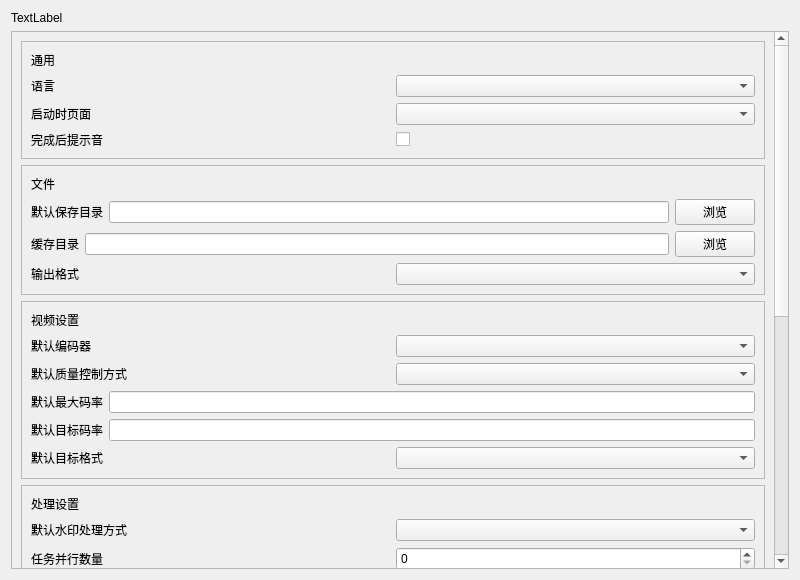
tucaodashen/invisible_video_watermark, file DesignFile/Setting.ui: the form before one commit.
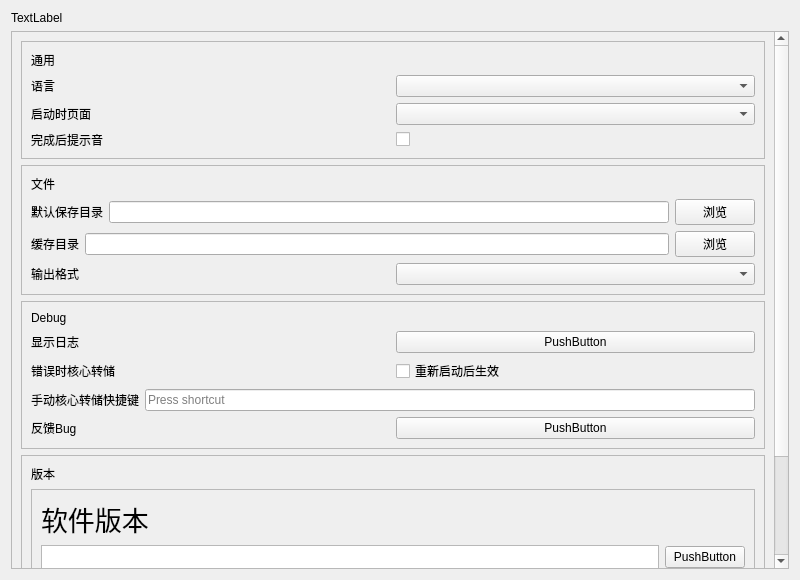
The form after the commit. Custom widgets are drawn as their Qt base class.

Commit message: 移除二维码相关功能 添加次要错误报告 添加超分辨率的实现 修复了错误的端口占用检测 添加Credit 修改了无用设置项

The edit to the form file:
```diff
--- a/DesignFile/Setting.ui
+++ b/DesignFile/Setting.ui
@@ -30,9 +30,9 @@
       <property name="geometry">
        <rect>
         <x>0</x>
-        <y>-148</y>
+        <y>0</y>
         <width>768</width>
-        <height>1019</height>
+        <height>663</height>
        </rect>
       </property>
       <layout class="QVBoxLayout" name="verticalLayout_8">
@@ -176,156 +176,6 @@
          </layout>
         </widget>
        </item>
-       <item>
-        <widget class="QFrame" name="frame_4">
-         <property name="frameShape">
-          <enum>QFrame::Shape::StyledPanel</enum>
-         </property>
-         <property name="frameShadow">
-          <enum>QFrame::Shadow::Raised</enum>
-         </property>
-         <layout class="QVBoxLayout" name="verticalLayout_5">
-          <item>
-           <widget class="TitleLabel" name="VideoSetting">
-            <property name="text">
-             <string>视频设置</string>
-            </property>
-           </widget>
-          </item>
-          <item>
-           <layout class="QHBoxLayout" name="horizontalLayout_9">
-            <item>
-             <widget class="BodyLabel" name="DefaultEncoderLabel">
-              <property name="text">
-               <string>默认编码器</string>
-              </property>
-             </widget>
-            </item>
-            <item>
-             <widget class="ComboBox" name="DefaultEncoder_comboBox_4"/>
-            </item>
-           </layout>
-          </item>
-          <item>
-           <layout class="QHBoxLayout" name="horizontalLayout_10">
-            <item>
-             <widget class="BodyLabel" name="QualityControl">
-              <property name="text">
-               <string>默认质量控制方式</string>
-              </property>
-             </widget>
-            </item>
-            <item>
-             <widget class="ComboBox" name="DefaultQualityControl"/>
-            </item>
-           </layout>
-          </item>
-          <item>
-           <layout class="QHBoxLayout" name="horizontalLayout_11">
-            <item>
-             <widget class="BodyLabel" name="MaximumBitRateLabel">
-              <property name="text">
-               <string>默认最大码率</string>
-              </property>
-             </widget>
-            </item>
-            <item>
-             <widget class="LineEdit" name="MaximumBitrateTL"/>
-            </item>
-           </layout>
-          </item>
-          <item>
-           <layout class="QHBoxLayout" name="horizontalLayout_12">
-            <item>
-             <widget class="BodyLabel" name="TargetBitrateLabel">
-              <property name="text">
-               <string>默认目标码率</string>
-              </property>
-             </widget>
-            </item>
-            <item>
-             <widget class="LineEdit" name="TargetBitrateTL"/>
-            </item>
-           </layout>
-          </item>
-          <item>
-           <layout class="QHBoxLayout" name="horizontalLayout_13">
-            <item>
-             <widget class="BodyLabel" name="DefaultTargetLabel">
-              <property name="text">
-               <string>默认目标格式</string>
-              </property>
-             </widget>
-            </item>
-            <item>
-             <widget class="ComboBox" name="TargetFormatDefaultComboBox"/>
-            </item>
-           </layout>
-          </item>
-         </layout>
-        </widget>
-       </item>
-       <item>
-        <widget class="QFrame" name="frame_3">
-         <property name="frameShape">
-          <enum>QFrame::Shape::StyledPanel</enum>
-         </property>
-         <property name="frameShadow">
-          <enum>QFrame::Shadow::Raised</enum>
-         </property>
-         <layout class="QVBoxLayout" name="verticalLayout_4">
-          <item>
-           <widget class="TitleLabel" name="ProcessSettingLabel">
-            <property name="text">
-             <string>处理设置</string>
-            </property>
-           </widget>
-          </item>
-          <item>
-           <layout class="QHBoxLayout" name="horizontalLayout_6">
-            <item>
-             <widget class="BodyLabel" name="DefaultWatermarkMethod">
-              <property name="text">
-               <string>默认水印处理方式</string>
-              </property>
-             </widget>
-            </item>
-            <item>
-             <widget class="ComboBox" name="DefaultMethodComboBox"/>
-            </item>
-           </layout>
-          </item>
-          <item>
-           <layout class="QHBoxLayout" name="horizontalLayout_7">
-            <item>
-             <widget class="BodyLabel" name="PerTaskPararllelCountLabel">
-              <property name="text">
-               <string>任务并行数量</string>
-              </property>
-             </widget>
-            </item>
-            <item>
-             <widget class="SpinBox" name="PerTaskPrarllelCountInput"/>
-            </item>
-           </layout>
-          </item>
-          <item>
-           <layout class="QHBoxLayout" name="horizontalLayout_8">
-            <item>
-             <widget class="BodyLabel" name="PerProjMaxProcessLabel">
-              <property name="text">
-               <string>单任务最大进程数</string>
-              </property>
-             </widget>
-            </item>
-            <item>
-             <widget class="SpinBox" name="PerProjMaxProcessInput"/>
-            </item>
-           </layout>
-          </item>
-         </layout>
-        </widget>
-       </item>
        <item>
         <widget class="QFrame" name="frame_5">
          <property name="frameShape">
@@ -378,24 +228,6 @@
             </item>
            </layout>
           </item>
-          <item>
-           <layout class="QHBoxLayout" name="horizontalLayout_16">
-            <item>
-             <widget class="BodyLabel" name="ManualCoreDump">
-              <property name="text">
-               <string>手动核心转储</string>
-              </property>
-             </widget>
-            </item>
-            <item>
-             <widget class="CheckBox" name="ManualCoreDumpCheckBox">
-              <property name="text">
-               <string>重新启动后生效</string>
-              </property>
-             </widget>
-            </item>
-           </layout>
-          </item>
           <item>
            <layout class="QHBoxLayout" name="horizontalLayout_17">
             <item>
@@ -539,6 +371,11 @@
    <extends>QLabel</extends>
    <header>qfluentwidgets</header>
   </customwidget>
+  <customwidget>
+   <class>TextBrowser</class>
+   <extends>QTextBrowser</extends>
+   <header>qfluentwidgets</header>
+  </customwidget>
   <customwidget>
    <class>PushButton</class>
    <extends>QPushButton</extends>
@@ -549,17 +386,6 @@
    <extends>QLineEdit</extends>
    <header>qfluentwidgets</header>
   </customwidget>
-  <customwidget>
-   <class>ScrollArea</class>
-   <extends>QScrollArea</extends>
-   <header>qfluentwidgets</header>
-   <container>1</container>
-  </customwidget>
-  <customwidget>
-   <class>TextBrowser</class>
-   <extends>QTextBrowser</extends>
-   <header>qfluentwidgets</header>
-  </customwidget>
   <customwidget>
    <class>ComboBox</class>
    <extends>QComboBox</extends>
@@ -571,8 +397,8 @@
    <header>qfluentwidgets</header>
   </customwidget>
   <customwidget>
-   <class>SpinBox</class>
-   <extends>QSpinBox</extends>
+   <class>ScrollArea</class>
+   <extends>QScrollArea</extends>
    <header>qfluentwidgets</header>
   </customwidget>
  </customwidgets>
```
Left out of the diff: 1 changed line with no effect on the pictures. The commit also changes 46 other files.
